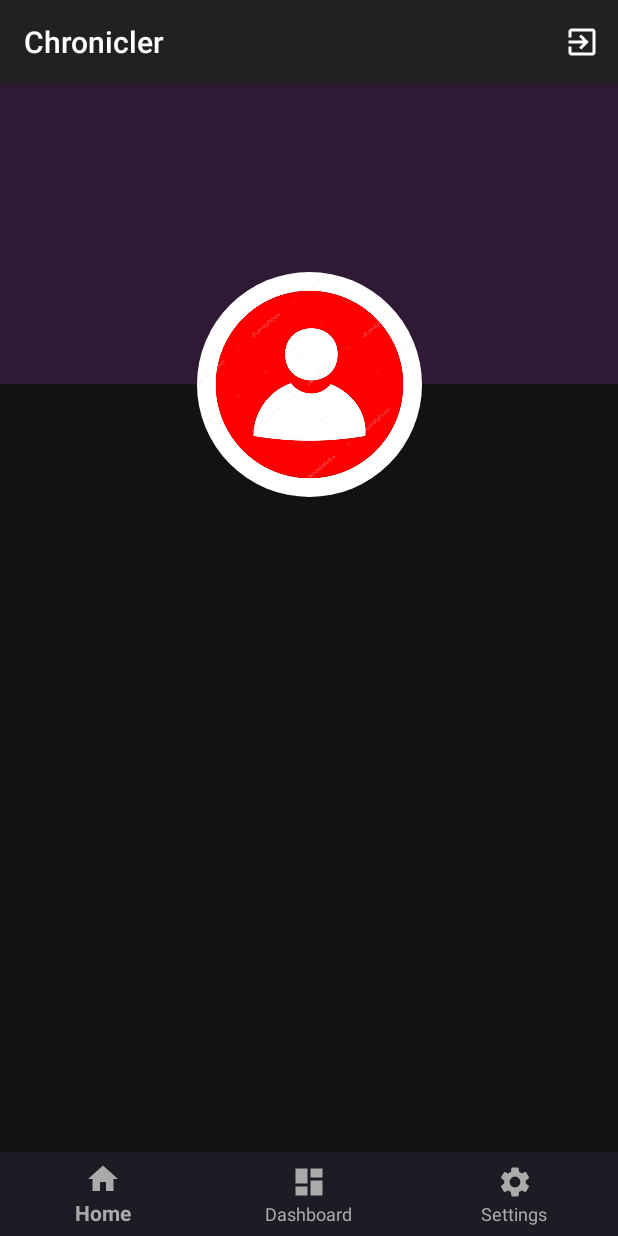
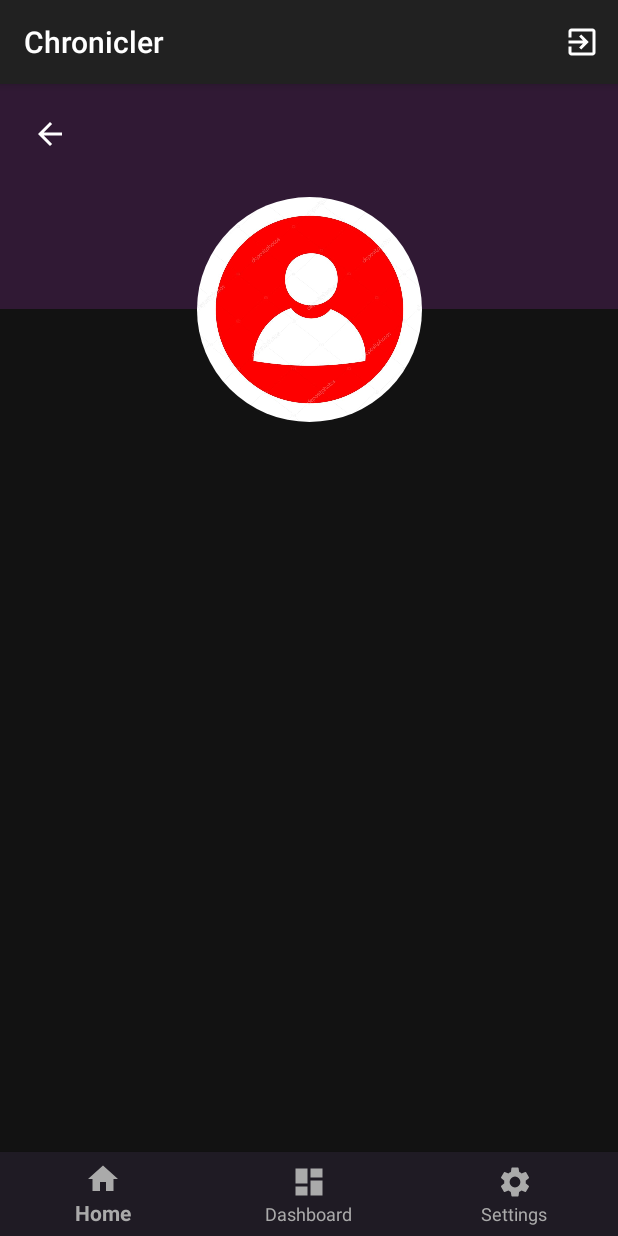
Before and after one commit to SaurabhDRao/Chronicler, an Android app: the fragment ProfileFragment placed in its activity, on a phone screen of 412 x 824 dp. Run offline under Robolectric (Android 15) with nearby library versions, the phone set to English and light mode, and no system bars; our stand-ins replace CircleImageView, Firebase (no records; nobody signed in at launch, a user with empty details on screens opened directly), Room's generated code.

Commit message:
shows email

```diff
--- /dev/null
+++ b/app/src/main/java/com/example/myapplication/Models/Post.java
@@ -0,0 +1,4 @@
+package com.example.myapplication.Models;
+
+public class Post {
+}
--- a/app/src/main/java/com/example/myapplication/ProfileFragment.java
+++ b/app/src/main/java/com/example/myapplication/ProfileFragment.java
@@ -7,14 +7,39 @@ import android.support.v4.app.Fragment;
 import android.view.LayoutInflater;
 import android.view.View;
 import android.view.ViewGroup;
+import android.widget.ImageButton;
+import android.widget.TextView;
+
+import com.google.firebase.auth.FirebaseAuth;
+
+import de.hdodenhof.circleimageview.CircleImageView;
 
 public class ProfileFragment extends Fragment {
+
+    TextView emailTv;
+    CircleImageView profileImg;
+    ImageButton backBtn;
+    FirebaseAuth myAuth;
 
     @Nullable
     @Override
     public View onCreateView(@NonNull LayoutInflater inflater, @Nullable ViewGroup container, @Nullable Bundle savedInstanceState) {
         View fragmentView = inflater.inflate(R.layout.fragment_profile, container, false);
 
+        emailTv = fragmentView.findViewById(R.id.profile_email);
+        profileImg = fragmentView.findViewById(R.id.profile_image);
+
+        myAuth = FirebaseAuth.getInstance();
+        emailTv.setText(myAuth.getCurrentUser().getEmail());
+
+        backBtn = fragmentView.findViewById(R.id.profile_back_btn);
+        backBtn.setOnClickListener(new View.OnClickListener() {
+            @Override
+            public void onClick(View view) {
+                getFragmentManager().beginTransaction().replace(R.id.fragment_container, new SettingsFragment()).commit();
+            }
+        });
+
         return fragmentView;
     }
 }
--- a/app/src/main/res/layout/fragment_profile.xml
+++ b/app/src/main/res/layout/fragment_profile.xml
@@ -10,19 +10,45 @@
     <ImageView
         android:id="@+id/imageView2"
         android:layout_width="match_parent"
-        android:layout_height="200dp"
+        android:layout_height="150dp"
         app:layout_constraintEnd_toEndOf="parent"
         app:layout_constraintStart_toStartOf="parent"
         app:layout_constraintTop_toTopOf="parent"
         android:background="#301934" />
 
+    <ImageButton
+        android:id="@+id/profile_back_btn"
+        android:layout_width="50dp"
+        android:layout_height="50dp"
+        android:layout_marginStart="8dp"
+        android:layout_marginLeft="8dp"
+        android:layout_marginTop="8dp"
+        android:background="#301934"
+        android:tint="#fff"
+        app:layout_constraintStart_toStartOf="parent"
+        app:layout_constraintTop_toTopOf="parent"
+        app:srcCompat="@drawable/ic_arrow_back_black_24dp" />
+
     <de.hdodenhof.circleimageview.CircleImageView
+        android:id="@+id/profile_image"
         android:layout_width="150dp"
         android:layout_height="150dp"
-        android:layout_marginTop="125dp"
+        android:layout_marginTop="75dp"
         android:src="@drawable/my_avatar"
         app:layout_constraintEnd_toEndOf="parent"
         app:layout_constraintStart_toStartOf="parent"
         app:layout_constraintTop_toTopOf="@+id/imageView2" />
 
+    <TextView
+        android:id="@+id/profile_email"
+        android:layout_width="wrap_content"
+        android:layout_height="wrap_content"
+        android:layout_marginTop="8dp"
+        android:text="Email"
+        android:textColor="@color/secondaryGreen"
+        android:textSize="20sp"
+        app:layout_constraintEnd_toEndOf="parent"
+        app:layout_constraintStart_toStartOf="parent"
+        app:layout_constraintTop_toBottomOf="@+id/profile_image" />
+
 </android.support.constraint.ConstraintLayout>
```
Also changed, not shown: app/src/main/res/layout/fragment_add_entry.xml (+14 -2 lines).
